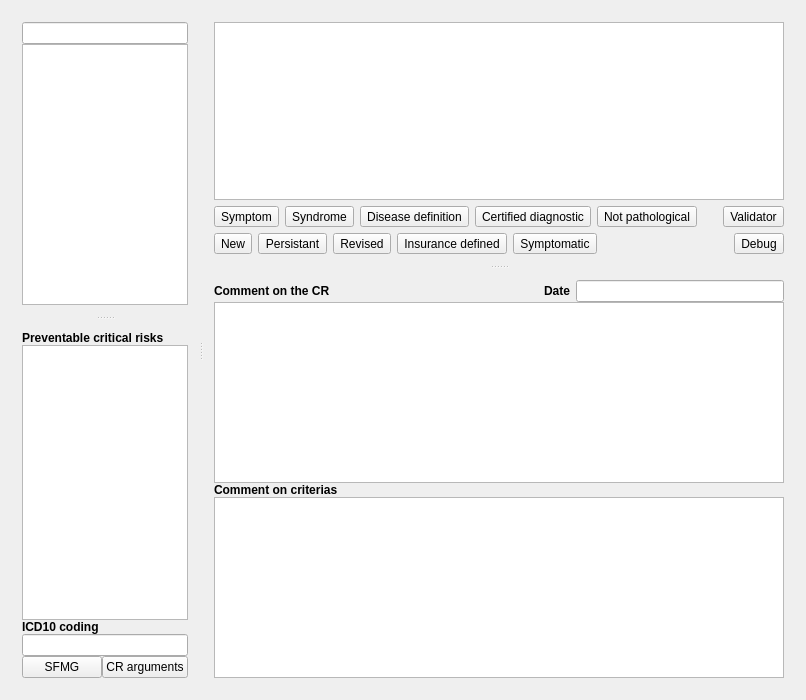
Before: the Qt Designer form freedrc/plugins/edrcplugin/widgets/rceditorwidget.ui in FreeHealth/freehealth, drawn with Qt 5.
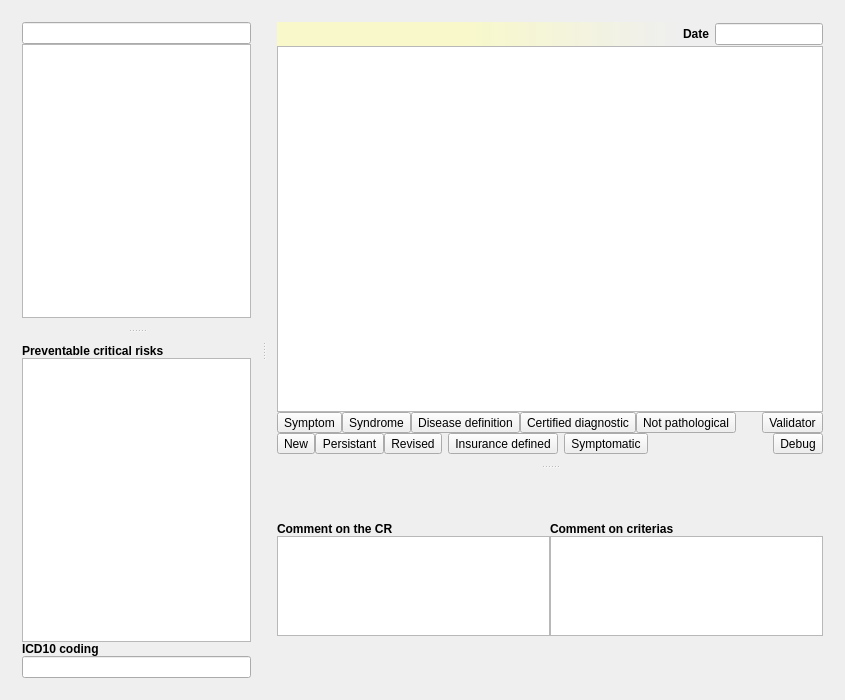
After: the same form once the commit is applied. Custom widgets are drawn as their Qt base class.

Patch:
```diff
--- a/freedrc/plugins/edrcplugin/widgets/rceditorwidget.ui
+++ b/freedrc/plugins/edrcplugin/widgets/rceditorwidget.ui
@@ -7,7 +7,7 @@
    <rect>
     <x>0</x>
     <y>0</y>
-    <width>802</width>
+    <width>845</width>
     <height>700</height>
    </rect>
   </property>
@@ -190,20 +190,6 @@
           <property name="spacing">
            <number>0</number>
           </property>
-          <item>
-           <widget class="QPushButton" name="SFMG">
-            <property name="text">
-             <string notr="true">SFMG</string>
-            </property>
-           </widget>
-          </item>
-          <item>
-           <widget class="QPushButton" name="arguments">
-            <property name="text">
-             <string>CR arguments</string>
-            </property>
-           </widget>
-          </item>
          </layout>
         </item>
        </layout>
@@ -215,6 +201,67 @@
       </property>
       <widget class="QWidget" name="layoutWidget_2">
        <layout class="QVBoxLayout" name="verticalLayout_2">
+        <property name="spacing">
+         <number>0</number>
+        </property>
+        <item>
+         <layout class="QHBoxLayout" name="horizontalLayout_3">
+          <item>
+           <widget class="QLabel" name="crTitle">
+            <property name="sizePolicy">
+             <sizepolicy hsizetype="Expanding" vsizetype="Preferred">
+              <horstretch>0</horstretch>
+              <verstretch>0</verstretch>
+             </sizepolicy>
+            </property>
+            <property name="styleSheet">
+             <string notr="true">text-indent:5px;padding:5px;font-weight:bold;background:qlineargradient(spread:pad, x1:0, y1:0, x2:1, y2:0, stop:0.464 rgba(255, 255, 176, 149), stop:1 rgba(255, 255, 255, 0))</string>
+            </property>
+            <property name="scaledContents">
+             <bool>true</bool>
+            </property>
+            <property name="wordWrap">
+             <bool>true</bool>
+            </property>
+           </widget>
+          </item>
+          <item>
+           <widget class="QLabel" name="label">
+            <property name="font">
+             <font>
+              <weight>75</weight>
+              <bold>true</bold>
+             </font>
+            </property>
+            <property name="text">
+             <string>Date</string>
+            </property>
+           </widget>
+          </item>
+          <item>
+           <widget class="Utils::ModernDateEditor" name="dateExam">
+            <property name="sizePolicy">
+             <sizepolicy hsizetype="Preferred" vsizetype="Fixed">
+              <horstretch>0</horstretch>
+              <verstretch>0</verstretch>
+             </sizepolicy>
+            </property>
+            <property name="minimumSize">
+             <size>
+              <width>100</width>
+              <height>0</height>
+             </size>
+            </property>
+            <property name="maximumSize">
+             <size>
+              <width>300</width>
+              <height>16777215</height>
+             </size>
+            </property>
+           </widget>
+          </item>
+         </layout>
+        </item>
         <item>
          <widget class="QListView" name="listViewItems">
           <property name="editTriggers">
@@ -240,6 +287,11 @@
         <item>
          <layout class="QHBoxLayout" name="horizontalLayout_6">
           <item>
+           <layout class="QHBoxLayout" name="horizontalLayout_4">
+            <property name="spacing">
+             <number>0</number>
+            </property>
+            <item>
            <widget class="QToolButton" name="buttonA">
             <property name="text">
              <string>Symptom</string>
@@ -289,6 +341,8 @@
             </property>
            </widget>
           </item>
+           </layout>
+          </item>
           <item>
            <spacer name="horizontalSpacer_2">
             <property name="orientation">
@@ -349,6 +403,11 @@
         <item>
          <layout class="QHBoxLayout" name="horizontalLayout_7">
           <item>
+           <layout class="QHBoxLayout" name="horizontalLayout_2">
+            <property name="spacing">
+             <number>0</number>
+            </property>
+            <item>
            <widget class="QToolButton" name="buttonN">
             <property name="text">
              <string>New</string>
@@ -378,6 +437,8 @@
             </property>
            </widget>
           </item>
+           </layout>
+          </item>
           <item>
            <widget class="QToolButton" name="buttonALD">
             <property name="text">
@@ -428,8 +489,11 @@
          <number>0</number>
         </property>
         <item>
-         <layout class="QHBoxLayout" name="horizontalLayout_2">
-          <item>
+         <layout class="QGridLayout" name="gridLayout_2">
+          <property name="spacing">
+           <number>0</number>
+          </property>
+          <item row="0" column="0">
            <widget class="QLabel" name="commentOnCrLabel">
             <property name="sizePolicy">
              <sizepolicy hsizetype="Preferred" vsizetype="Fixed">
@@ -448,61 +512,7 @@
             </property>
            </widget>
           </item>
-          <item>
-           <spacer name="horizontalSpacer_3">
-            <property name="orientation">
-             <enum>Qt::Horizontal</enum>
-            </property>
-            <property name="sizeHint" stdset="0">
-             <size>
-              <width>40</width>
-              <height>20</height>
-             </size>
-            </property>
-           </spacer>
-          </item>
-          <item>
-           <widget class="QLabel" name="label">
-            <property name="font">
-             <font>
-              <weight>75</weight>
-              <bold>true</bold>
-             </font>
-            </property>
-            <property name="text">
-             <string>Date</string>
-            </property>
-           </widget>
-          </item>
-          <item>
-           <widget class="Utils::ModernDateEditor" name="dateExam">
-            <property name="maximumSize">
-             <size>
-              <width>300</width>
-              <height>16777215</height>
-             </size>
-            </property>
-           </widget>
-          </item>
-         </layout>
-        </item>
-        <item>
-         <widget class="Editor::TextEditor" name="commentRC">
-          <property name="maximumSize">
-           <size>
-            <width>16777215</width>
-            <height>16777215</height>
-           </size>
-          </property>
-          <property name="baseSize">
-           <size>
-            <width>0</width>
-            <height>75</height>
-           </size>
-          </property>
-         </widget>
-        </item>
-        <item>
+          <item row="0" column="1">
          <widget class="QLabel" name="commentOnCritLabel">
           <property name="sizePolicy">
            <sizepolicy hsizetype="Preferred" vsizetype="Fixed">
@@ -521,12 +531,28 @@
           </property>
          </widget>
         </item>
-        <item>
+          <item row="1" column="0">
+           <widget class="Editor::TextEditor" name="commentRC">
+            <property name="maximumSize">
+             <size>
+              <width>16777215</width>
+              <height>100</height>
+             </size>
+            </property>
+            <property name="baseSize">
+             <size>
+              <width>0</width>
+              <height>75</height>
+             </size>
+            </property>
+           </widget>
+          </item>
+          <item row="1" column="1">
          <widget class="Editor::TextEditor" name="commentItem">
           <property name="maximumSize">
            <size>
             <width>16777215</width>
-            <height>16777215</height>
+              <height>100</height>
            </size>
           </property>
           <property name="baseSize">
@@ -536,6 +562,8 @@
            </size>
           </property>
          </widget>
+          </item>
+         </layout>
         </item>
        </layout>
       </widget>
```
Lines whose indentation alone changed are shown as unchanged.
